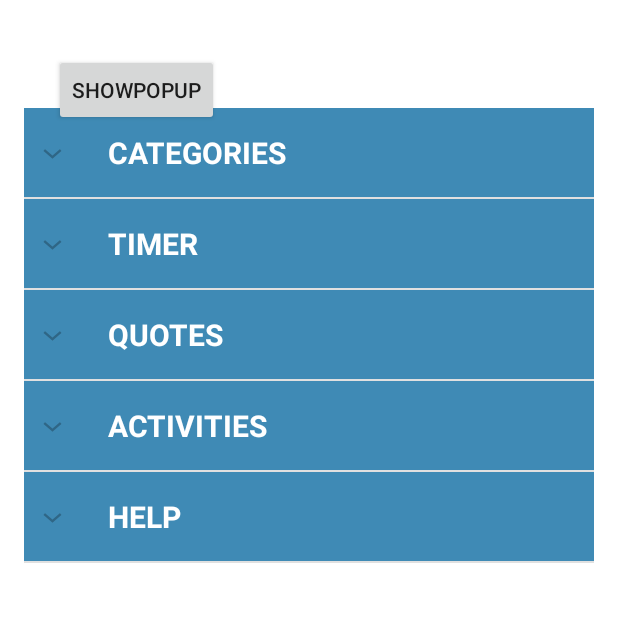
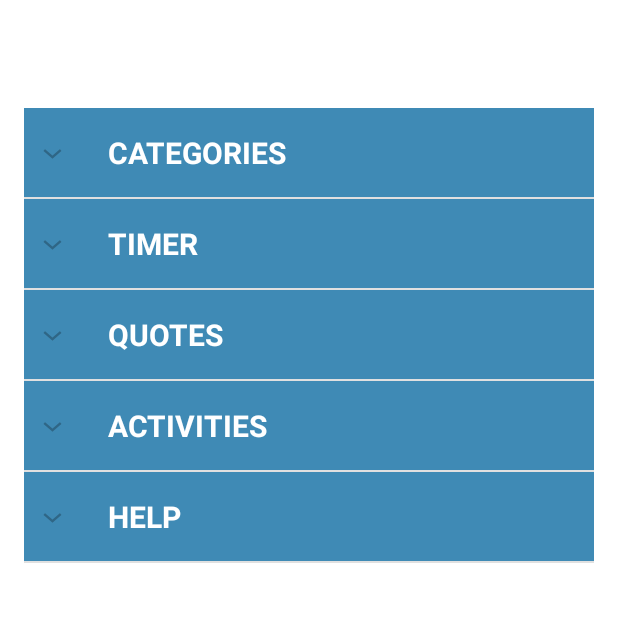
Before and after one commit to linneabark/LEEP, an Android app: the fragment Settings shown on its own in the app's theme, on a phone screen of 412 x 824 dp, the top half of it. Run offline under Robolectric (Android 15) with nearby library versions, the phone set to English and light mode, and no system bars.

Commit message:
Deleted the view of the popUp button

```diff
--- a/app/src/main/java/com/example/linneabark/test/MainActivity.java
+++ b/app/src/main/java/com/example/linneabark/test/MainActivity.java
@@ -23,6 +23,7 @@ import android.view.MenuInflater;
 import android.view.MenuItem;
 import android.view.View;
 import android.widget.Button;
+import android.widget.EditText;
 import android.widget.ExpandableListView;
 import android.widget.TextView;
 import android.widget.Toast;
@@ -143,12 +144,12 @@ public class MainActivity extends AppCompatActivity {
 
 
         //Code if we want to fill out something
-        /*
-        final EditText input = new EditText(getActivity());
+
+        final EditText input = new EditText(this);
         input.setSingleLine();
         input.setText("");
         helpBuilder.setView(input);
-*/
+
     }
 
 
--- a/app/src/main/res/layout/fragment_settings.xml
+++ b/app/src/main/res/layout/fragment_settings.xml
@@ -26,10 +26,4 @@
         android:layout_height="match_parent"
         />
 
-    <Button
-        android:id="@+id/buttonShowPopUp"
-        android:layout_width="wrap_content"
-        android:layout_height="wrap_content"
-        android:layout_margin="20dip"
-        android:text="ShowPopUp"></Button>
 </FrameLayout>
```
Also changed, not shown: app/src/main/java/com/example/linneabark/test/Settings.java (line endings or trailing spaces).
